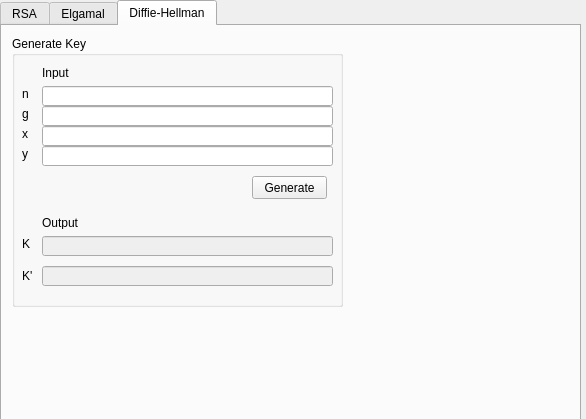
The window that GUI.ui (josepandre99/tucil3-kripto) describes before a commit, drawn with Qt 5.
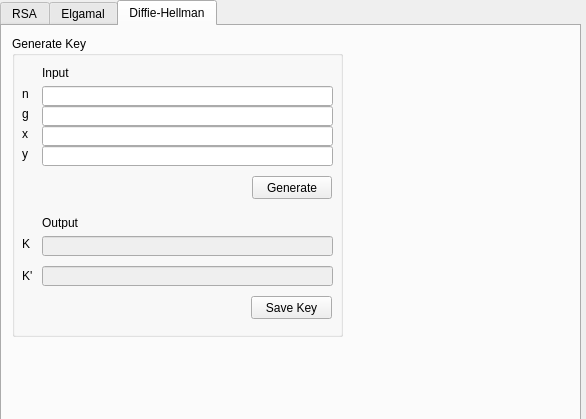
The same window after the commit. The open tabs and pages were chosen to show the change.

Patch:
```diff
--- a/GUI.ui
+++ b/GUI.ui
@@ -846,7 +846,7 @@
        <x>10</x>
        <y>10</y>
        <width>331</width>
-       <height>271</height>
+       <height>301</height>
       </rect>
      </property>
      <property name="title">
@@ -978,7 +978,7 @@
        <rect>
         <x>240</x>
         <y>140</y>
-        <width>75</width>
+        <width>80</width>
         <height>23</height>
        </rect>
       </property>
@@ -1038,6 +1038,19 @@
        <string>Output</string>
       </property>
      </widget>
+     <widget class="QPushButton" name="pushButton_save_key_dh">
+      <property name="geometry">
+       <rect>
+        <x>239</x>
+        <y>260</y>
+        <width>81</width>
+        <height>23</height>
+       </rect>
+      </property>
+      <property name="text">
+       <string>Save Key</string>
+      </property>
+     </widget>
     </widget>
    </widget>
   </widget>
```
Left out of the diff: 4 changed lines with no effect on the pictures.
